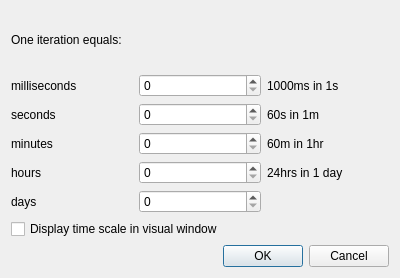
First picture: the form in timedialog.ui, repository FLAME-HPC/flame_visualiser, before the edit.
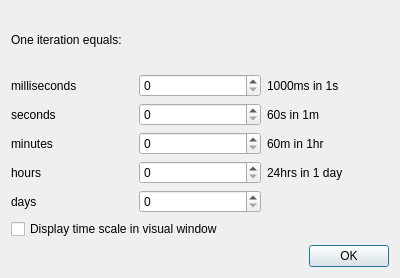
Second picture: the form after the edit.

Commit message: Update time and image dialog titles. Add malformed config test model.

```diff
--- a/timedialog.ui
+++ b/timedialog.ui
@@ -116,7 +116,7 @@
       <enum>Qt::Horizontal</enum>
      </property>
      <property name="standardButtons">
-      <set>QDialogButtonBox::Cancel|QDialogButtonBox::Ok</set>
+      <set>QDialogButtonBox::Ok</set>
      </property>
     </widget>
    </item>
```
Left out of the diff: 2 changed lines with no effect on the pictures. The commit also changes 3 other files.
